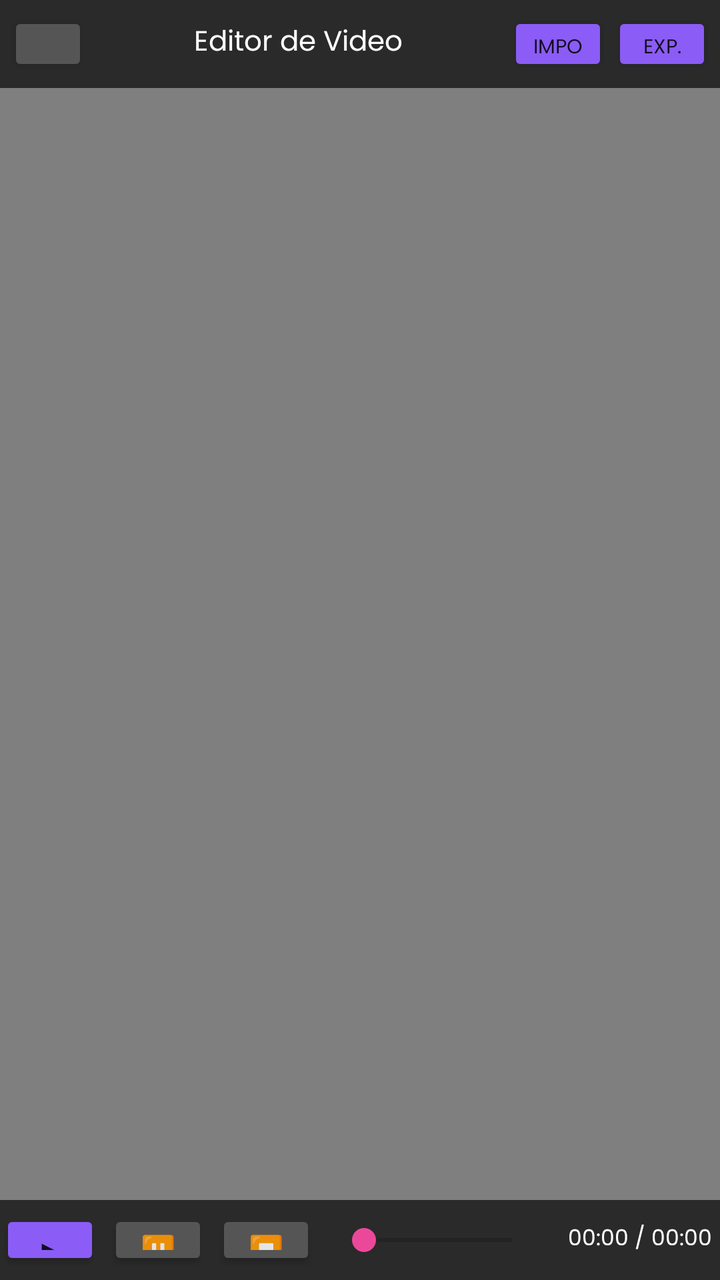
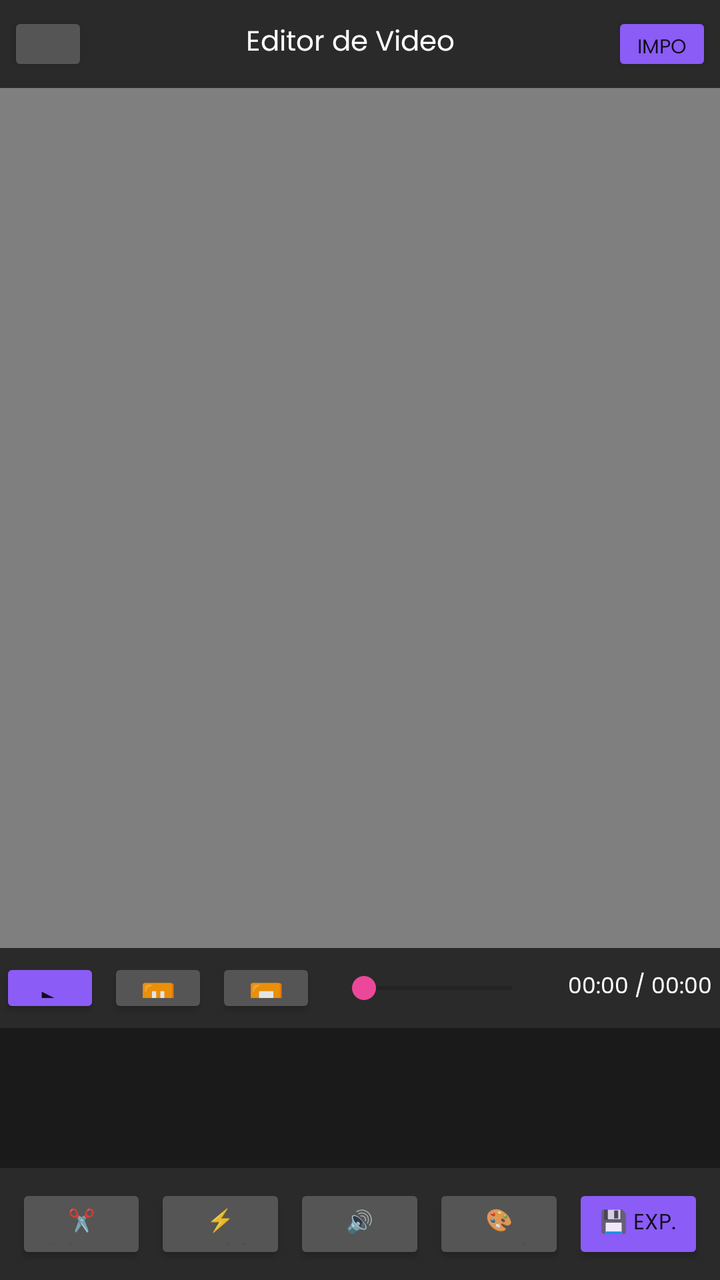

Compare the two renders of this Android layout. The source of the first and the diff that turns it into the second are given below.
<!-- AndroidManifest.xml: application theme Theme.Creador360 -->
<!-- res/layout/activity_video_editor.xml -->
<?xml version="1.0" encoding="utf-8"?>
<LinearLayout xmlns:android="http://schemas.android.com/apk/res/android"
    android:layout_width="match_parent"
    android:layout_height="match_parent"
    android:orientation="vertical"
    android:background="#1A1A1A">

    <LinearLayout
        android:layout_width="match_parent"
        android:layout_height="44dp"
        android:background="#2A2A2A"
        android:gravity="center_vertical"
        android:orientation="horizontal"
        android:paddingHorizontal="4dp">

        <Button android:id="@+id/btnBack" android:layout_width="40dp" android:layout_height="32dp" android:text="←" android:textSize="16sp" android:backgroundTint="#555555" android:minWidth="0dp" />
        <TextView android:layout_width="0dp" android:layout_height="wrap_content" android:layout_weight="1" android:text="Editor de Video" android:textColor="#FFFFFF" android:textSize="14sp" android:gravity="center" />
        <Button android:id="@+id/btnImport" android:layout_width="50dp" android:layout_height="32dp" android:text="Import" android:textSize="10sp" android:backgroundTint="#8B5CF6" android:minWidth="0dp" />
        <Button android:id="@+id/btnExport" android:layout_width="50dp" android:layout_height="32dp" android:text="Exp." android:textSize="10sp" android:layout_marginStart="2dp" android:backgroundTint="#8B5CF6" android:minWidth="0dp" />
    </LinearLayout>

    <VideoView
        android:id="@+id/videoPreview"
        android:layout_width="match_parent"
        android:layout_height="0dp"
        android:layout_weight="1"
        android:background="#000000" />

    <LinearLayout
        android:layout_width="match_parent"
        android:layout_height="40dp"
        android:background="#2A2A2A"
        android:gravity="center"
        android:orientation="horizontal">

        <Button android:id="@+id/btnPlay" android:layout_width="50dp" android:layout_height="30dp" android:text="▶" android:textSize="14sp" android:backgroundTint="#8B5CF6" android:minWidth="0dp" />
        <Button android:id="@+id/btnPause" android:layout_width="50dp" android:layout_height="30dp" android:text="⏸" android:textSize="14sp" android:backgroundTint="#555555" android:minWidth="0dp" android:layout_marginStart="4dp" />
        <Button android:id="@+id/btnStop" android:layout_width="50dp" android:layout_height="30dp" android:text="⏹" android:textSize="14sp" android:backgroundTint="#555555" android:minWidth="0dp" android:layout_marginStart="4dp" />

        <SeekBar
            android:id="@+id/seekBar"
            android:layout_width="0dp"
            android:layout_height="wrap_content"
            android:layout_weight="1"
            android:layout_marginHorizontal="8dp" />

        <TextView
            android:id="@+id/tvTime"
            android:layout_width="80dp"
            android:layout_height="wrap_content"
            android:text="00:00 / 00:00"
            android:textColor="#FFFFFF"
            android:textSize="11sp"
            android:gravity="center" />
    </LinearLayout>
</LinearLayout>
<!-- resources referenced by this layout -->
<resources>
  <style name="Theme.Creador360" parent="Theme.MaterialComponents.DayNight.NoActionBar">
          <item name="colorPrimary">#8B5CF6</item>
          <item name="colorPrimaryVariant">#6D28D9</item>
          <item name="colorOnPrimary">#FFFFFF</item>
          <item name="colorSecondary">#EC4899</item>
          <item name="colorSecondaryVariant">#BE185D</item>
          <item name="colorOnSecondary">#FFFFFF</item>
          <item name="colorSurface">#FFFFFF</item>
          <item name="colorOnSurface">#1F2937</item>
          <item name="android:colorBackground">#F9FAFB</item>
          <item name="android:statusBarColor">#F9FAFB</item>
          <item name="android:navigationBarColor">#FFFFFF</item>
          <item name="android:windowLightStatusBar">true</item>
          <item name="fontFamily">@font/poppins</item>
          <item name="android:windowBackground">@color/canva_bg</item>
      </style>
  <color name="canva_bg">#F9FAFB</color>
</resources>

<!-- the commit's change to res/layout/activity_video_editor.xml (unified diff, before → after) -->
@@ -5,6 +5,7 @@
     android:orientation="vertical"
     android:background="#1A1A1A">
 
+    
     <LinearLayout
         android:layout_width="match_parent"
         android:layout_height="44dp"
@@ -13,12 +14,35 @@
         android:orientation="horizontal"
         android:paddingHorizontal="4dp">
 
-        <Button android:id="@+id/btnBack" android:layout_width="40dp" android:layout_height="32dp" android:text="←" android:textSize="16sp" android:backgroundTint="#555555" android:minWidth="0dp" />
-        <TextView android:layout_width="0dp" android:layout_height="wrap_content" android:layout_weight="1" android:text="Editor de Video" android:textColor="#FFFFFF" android:textSize="14sp" android:gravity="center" />
-        <Button android:id="@+id/btnImport" android:layout_width="50dp" android:layout_height="32dp" android:text="Import" android:textSize="10sp" android:backgroundTint="#8B5CF6" android:minWidth="0dp" />
-        <Button android:id="@+id/btnExport" android:layout_width="50dp" android:layout_height="32dp" android:text="Exp." android:textSize="10sp" android:layout_marginStart="2dp" android:backgroundTint="#8B5CF6" android:minWidth="0dp" />
+        <Button
+            android:id="@+id/btnBack"
+            android:layout_width="40dp"
+            android:layout_height="32dp"
+            android:text="←"
+            android:textSize="16sp"
+            android:backgroundTint="#555555"
+            android:minWidth="0dp" />
+
+        <TextView
+            android:layout_width="0dp"
+            android:layout_height="wrap_content"
+            android:layout_weight="1"
+            android:text="Editor de Video"
+            android:textColor="#FFFFFF"
+            android:textSize="14sp"
+            android:gravity="center" />
+
+        <Button
+            android:id="@+id/btnImport"
+            android:layout_width="50dp"
+            android:layout_height="32dp"
+            android:text="Import"
+            android:textSize="10sp"
+            android:backgroundTint="#8B5CF6"
+            android:minWidth="0dp" />
     </LinearLayout>
 
+    
     <VideoView
         android:id="@+id/videoPreview"
         android:layout_width="match_parent"
@@ -26,6 +50,7 @@
         android:layout_weight="1"
         android:background="#000000" />
 
+    
     <LinearLayout
         android:layout_width="match_parent"
         android:layout_height="40dp"
@@ -33,9 +58,34 @@
         android:gravity="center"
         android:orientation="horizontal">
 
-        <Button android:id="@+id/btnPlay" android:layout_width="50dp" android:layout_height="30dp" android:text="▶" android:textSize="14sp" android:backgroundTint="#8B5CF6" android:minWidth="0dp" />
-        <Button android:id="@+id/btnPause" android:layout_width="50dp" android:layout_height="30dp" android:text="⏸" android:textSize="14sp" android:backgroundTint="#555555" android:minWidth="0dp" android:layout_marginStart="4dp" />
-        <Button android:id="@+id/btnStop" android:layout_width="50dp" android:layout_height="30dp" android:text="⏹" android:textSize="14sp" android:backgroundTint="#555555" android:minWidth="0dp" android:layout_marginStart="4dp" />
+        <Button
+            android:id="@+id/btnPlay"
+            android:layout_width="50dp"
+            android:layout_height="30dp"
+            android:text="▶"
+            android:textSize="14sp"
+            android:backgroundTint="#8B5CF6"
+            android:minWidth="0dp" />
+
+        <Button
+            android:id="@+id/btnPause"
+            android:layout_width="50dp"
+            android:layout_height="30dp"
+            android:text="⏸"
+            android:textSize="14sp"
+            android:backgroundTint="#555555"
+            android:minWidth="0dp"
+            android:layout_marginStart="4dp" />
+
+        <Button
+            android:id="@+id/btnStop"
+            android:layout_width="50dp"
+            android:layout_height="30dp"
+            android:text="⏹"
+            android:textSize="14sp"
+            android:backgroundTint="#555555"
+            android:minWidth="0dp"
+            android:layout_marginStart="4dp" />
 
         <SeekBar
             android:id="@+id/seekBar"
@@ -53,4 +103,79 @@
             android:textSize="11sp"
             android:gravity="center" />
     </LinearLayout>
+
+    
+    <HorizontalScrollView
+        android:layout_width="match_parent"
+        android:layout_height="70dp"
+        android:background="#1A1A1A"
+        android:scrollbars="none"
+        android:padding="4dp">
+
+        <LinearLayout
+            android:id="@+id/llTimeline"
+            android:layout_width="wrap_content"
+            android:layout_height="match_parent"
+            android:orientation="horizontal"
+            android:gravity="center_vertical" />
+    </HorizontalScrollView>
+
+    
+    <LinearLayout
+        android:layout_width="match_parent"
+        android:layout_height="wrap_content"
+        android:background="#2A2A2A"
+        android:gravity="center"
+        android:orientation="horizontal"
+        android:padding="8dp">
+
+        <Button
+            android:id="@+id/btnTrim"
+            android:layout_width="0dp"
+            android:layout_height="40dp"
+            android:layout_weight="1"
+            android:text="✂️ Cortar"
+            android:textSize="11sp"
+            android:backgroundTint="#555555"
+            android:layout_marginEnd="4dp" />
+
+        <Button
+            android:id="@+id/btnSpeed"
+            android:layout_width="0dp"
+            android:layout_height="40dp"
+            android:layout_weight="1"
+            android:text="⚡ Veloc."
+            android:textSize="11sp"
+            android:backgroundTint="#555555"
+            android:layout_marginEnd="4dp" />
+
+        <Button
+            android:id="@+id/btnMute"
+            android:layout_width="0dp"
+            android:layout_height="40dp"
+            android:layout_weight="1"
+            android:text="🔊"
+            android:textSize="11sp"
+            android:backgroundTint="#555555"
+            android:layout_marginEnd="4dp" />
+
+        <Button
+            android:id="@+id/btnFilter"
+            android:layout_width="0dp"
+            android:layout_height="40dp"
+            android:layout_weight="1"
+            android:text="🎨 Filtro"
+            android:textSize="11sp"
+            android:backgroundTint="#555555"
+            android:layout_marginEnd="4dp" />
+
+        <Button
+            android:id="@+id/btnExport"
+            android:layout_width="0dp"
+            android:layout_height="40dp"
+            android:layout_weight="1"
+            android:text="💾 Exp."
+            android:textSize="11sp"
+            android:backgroundTint="#8B5CF6" />
+    </LinearLayout>
 </LinearLayout>
